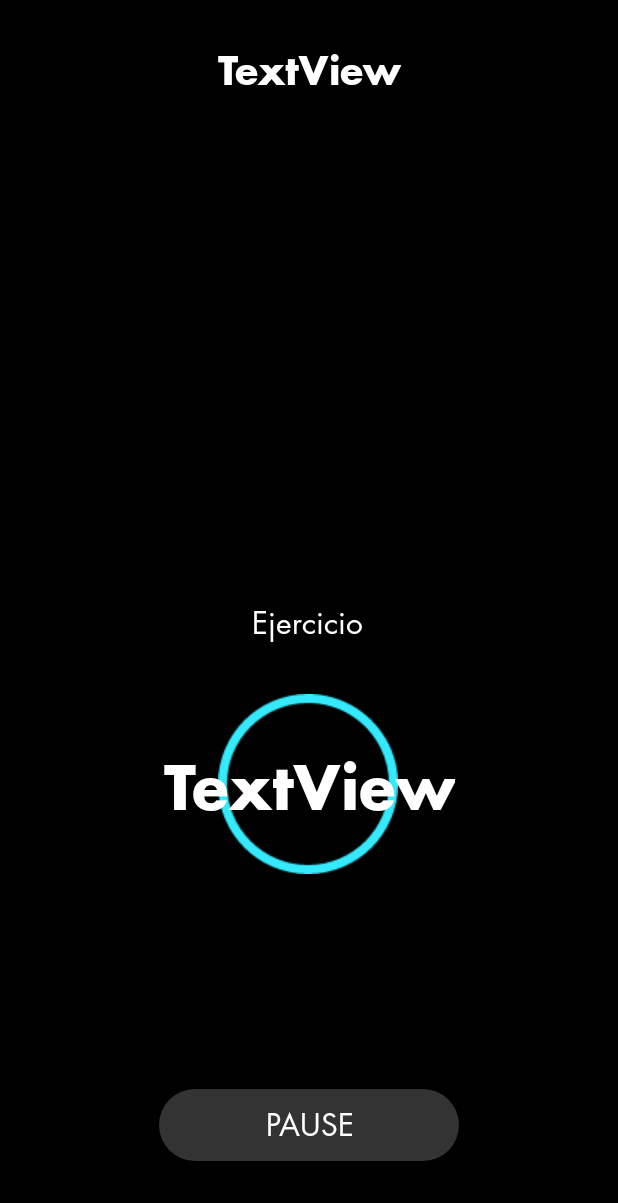
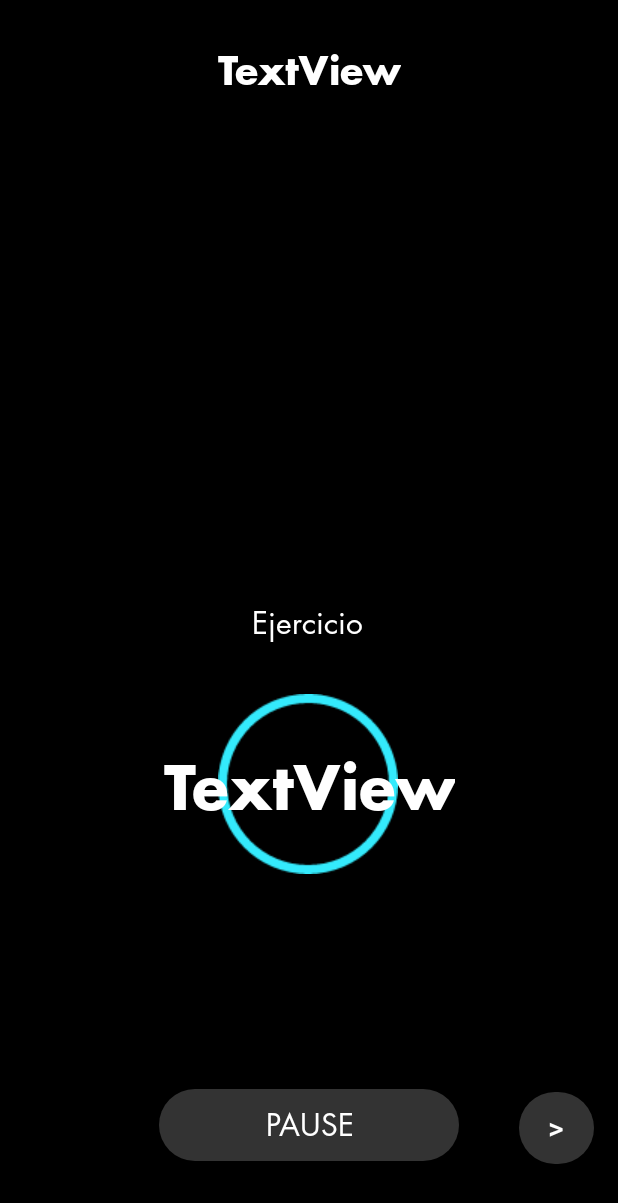
Before and after one commit to henrysala/EjercicioEnCasaApp, an Android app: the layout activity_reproductor_rutina.xml on its own in the app's theme, with its tools: preview values and no code run, on a phone screen of 412 x 824 dp. Shown: the top 1203 px of the screen. Run offline under Robolectric (Android 15) with nearby library versions, the phone set to English and light mode, and no system bars.

Commit message:
agregué un boton para ir avanzando sobre los ejercicios sin tener que esperar a que acabe el tiempo

```diff
--- a/app/src/main/java/com/example/ejercicioencasaapp/views/ReproductorRutinaActivity.java
+++ b/app/src/main/java/com/example/ejercicioencasaapp/views/ReproductorRutinaActivity.java
@@ -23,7 +23,7 @@ public class ReproductorRutinaActivity extends AppCompatActivity {
     public static final String EXTRA_RUTINA_CANTIDAD = "cantidad_rutina";
     private String nombreRutina;
     private TextView tvNombreRutina, tvCurrentEjercicio, tvTimer, tvContador;
-    private Button btnPlay;
+    private Button btnPlay,btnNext,btnPrev;
     private int idRutina, cantidadRutina;
     private GifImageView gvEjercicio;
     private int seconds = 10;
@@ -52,6 +52,8 @@ public class ReproductorRutinaActivity extends AppCompatActivity {
 
         running = true;
         btnPlay = (Button)findViewById(R.id.btnPlay);
+        btnNext = (Button)findViewById(R.id.btnNext);
+        btnPrev = (Button)findViewById(R.id.btnPrev);
 
         //Estoy tratando de crear nuevamente la lista de ejercicios de la rutina
         ArrayList<Ejercicio> dataset;
@@ -78,6 +80,14 @@ public class ReproductorRutinaActivity extends AppCompatActivity {
         }else{
             btnPlay.setText("play");
         }
+    }
+
+    public void onClickNext(View view){
+        seconds = 0;
+    }
+    public void onClickPrev(View view){
+        //seconds = 0;
+        count -= 2;
     }
 
     @Override
@@ -116,9 +126,13 @@ public class ReproductorRutinaActivity extends AppCompatActivity {
             @Override
             public void run() {
 
-                int sec = seconds%60;
-                String time = String.format("%02d ",sec);
+                //int sec = seconds%60;
+                String time = String.format("%02d ",seconds);
                 timeView.setText(time);
+
+                //if(count>0){
+                //    btnPrev.setVisibility(View.VISIBLE);
+                //}
 
                 if(count < veces*2){
 
@@ -128,22 +142,39 @@ public class ReproductorRutinaActivity extends AppCompatActivity {
                     if(seconds == -1){
                         count++;
 
-                        if(count%2 == 0){
+                        if(count == veces*2){
+                            seconds = 0;
+                            tvCurrentEjercicio.setText("Finalizado");
+                            btnNext.setVisibility(View.INVISIBLE);
+                        }
+
+
+                        else if(count%2 == 0){
                             tvCurrentEjercicio.setText("Descanso");
                             gvEjercicio.setBackgroundResource(R.drawable.stop);
                             seconds = 10;
-                        }else{
+                        }
+                        else {
                             tvCurrentEjercicio.setText(dataset.get(count/2).getName());
                             gvEjercicio.setBackgroundResource(dataset.get(count/2).getGifEjercicio());
                             seconds = dataset.get(count/2).getDuracion();
                             //seconds = 5;
                         }
+
+
                         tvContador.setText(String.valueOf(veces));
                         //seconds = 30;
                     }
-                }else{
+
+                }
+                /*
+                else{
+                    seconds = 0;
                     tvCurrentEjercicio.setText("Finalizado");
+                    btnNext.setVisibility(View.INVISIBLE);
                 }
+
+                 */
 
                 handler.postDelayed(this,1000);
             }
--- a/app/src/main/res/layout/activity_reproductor_rutina.xml
+++ b/app/src/main/res/layout/activity_reproductor_rutina.xml
@@ -1,6 +1,5 @@
 <?xml version="1.0" encoding="utf-8"?>
-<androidx.constraintlayout.widget.ConstraintLayout
-    xmlns:android="http://schemas.android.com/apk/res/android"
+<androidx.constraintlayout.widget.ConstraintLayout xmlns:android="http://schemas.android.com/apk/res/android"
     xmlns:app="http://schemas.android.com/apk/res-auto"
     xmlns:tools="http://schemas.android.com/tools"
     android:layout_width="match_parent"
@@ -13,11 +12,11 @@
         android:layout_width="wrap_content"
         android:layout_height="wrap_content"
         android:layout_marginTop="30dp"
+        android:fontFamily="@font/futurastd_bold"
         android:text="TextView"
         android:textColor="@color/colorText"
         android:textSize="25sp"
         android:textStyle="bold"
-        android:fontFamily="@font/futurastd_bold"
         app:layout_constraintEnd_toEndOf="parent"
         app:layout_constraintStart_toStartOf="parent"
         app:layout_constraintTop_toTopOf="parent" />
@@ -26,8 +25,8 @@
         android:id="@+id/gvEjercicio"
         android:layout_width="match_parent"
         android:layout_height="280dp"
+        android:layout_marginHorizontal="30dp"
         android:layout_marginTop="28dp"
-        android:layout_marginHorizontal="30dp"
         app:layout_constraintEnd_toEndOf="parent"
         app:layout_constraintHorizontal_bias="0.498"
         app:layout_constraintStart_toStartOf="parent"
@@ -38,10 +37,10 @@
         android:layout_width="wrap_content"
         android:layout_height="wrap_content"
         android:layout_marginTop="30dp"
+        android:fontFamily="@font/futurastd_book"
         android:text="Ejercicio"
         android:textColor="@color/colorText"
         android:textSize="20sp"
-        android:fontFamily="@font/futurastd_book"
         app:layout_constraintEnd_toEndOf="parent"
         app:layout_constraintHorizontal_bias="0.498"
         app:layout_constraintStart_toStartOf="parent"
@@ -92,11 +91,24 @@
         android:layout_height="wrap_content"
         android:layout_marginTop="5dp"
         android:text="TextView"
+        android:textColor="@color/colorPrimary"
         android:textSize="20dp"
-        android:textColor="@color/colorPrimary"
+        app:layout_constraintBottom_toTopOf="@+id/tvCurrentRutina"
         app:layout_constraintEnd_toEndOf="parent"
-        app:layout_constraintStart_toStartOf="parent"
-        app:layout_constraintBottom_toTopOf="@+id/tvCurrentRutina" />
+        app:layout_constraintStart_toStartOf="parent" />
+
+    <Button
+        android:id="@+id/btnPrev"
+        android:layout_width="wrap_content"
+        android:layout_height="wrap_content"
+        android:layout_marginEnd="16dp"
+        android:layout_marginBottom="48dp"
+        android:background="@drawable/tab_bg"
+        android:onClick="onClickPrev"
+        android:text="prev"
+        android:visibility="invisible"
+        app:layout_constraintBottom_toBottomOf="parent"
+        app:layout_constraintEnd_toStartOf="@+id/btnPlay" />
 
     <Button
         android:id="@+id/btnPlay"
@@ -104,13 +116,29 @@
         android:layout_height="wrap_content"
         android:layout_marginBottom="50dp"
         android:background="@drawable/tab_bg"
+        android:fontFamily="@font/futurastd_book"
         android:onClick="onClickPause"
         android:text="Pause"
         android:textColor="@color/colorText"
         android:textSize="20sp"
-        android:fontFamily="@font/futurastd_book"
         app:layout_constraintBottom_toBottomOf="parent"
         app:layout_constraintEnd_toEndOf="parent"
         app:layout_constraintStart_toStartOf="parent" />
 
+    <Button
+        android:id="@+id/btnNext"
+        android:layout_width="50dp"
+        android:layout_height="wrap_content"
+        android:layout_marginBottom="48dp"
+        android:background="@drawable/tab_bg"
+        android:onClick="onClickNext"
+        android:text=">"
+        android:textColor="@color/colorText"
+        android:textSize="20sp"
+        android:visibility="visible"
+        app:layout_constraintBottom_toBottomOf="parent"
+        app:layout_constraintEnd_toEndOf="parent"
+        app:layout_constraintHorizontal_bias="0.709"
+        app:layout_constraintStart_toEndOf="@+id/btnPlay" />
+
 </androidx.constraintlayout.widget.ConstraintLayout>
```
